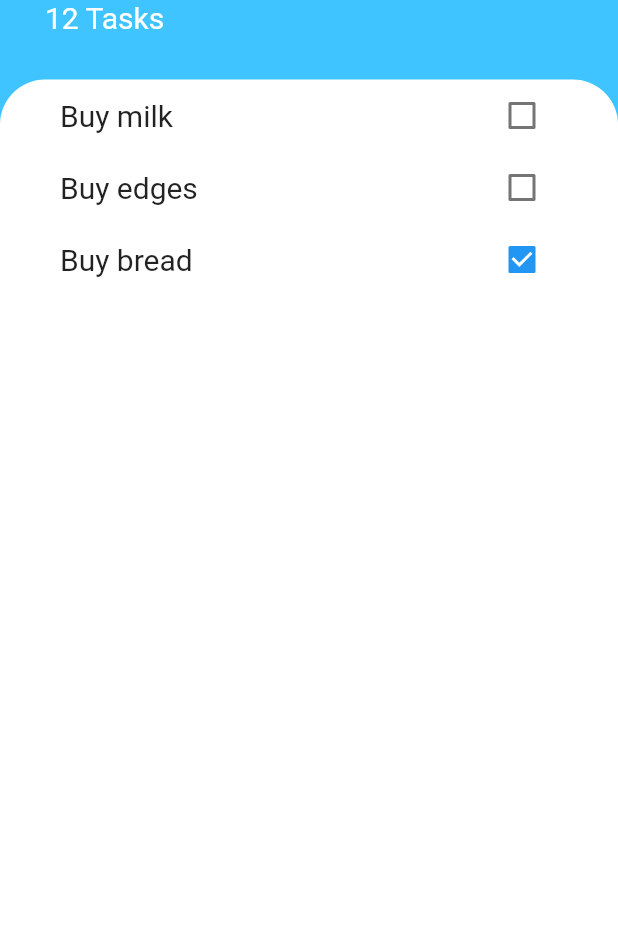
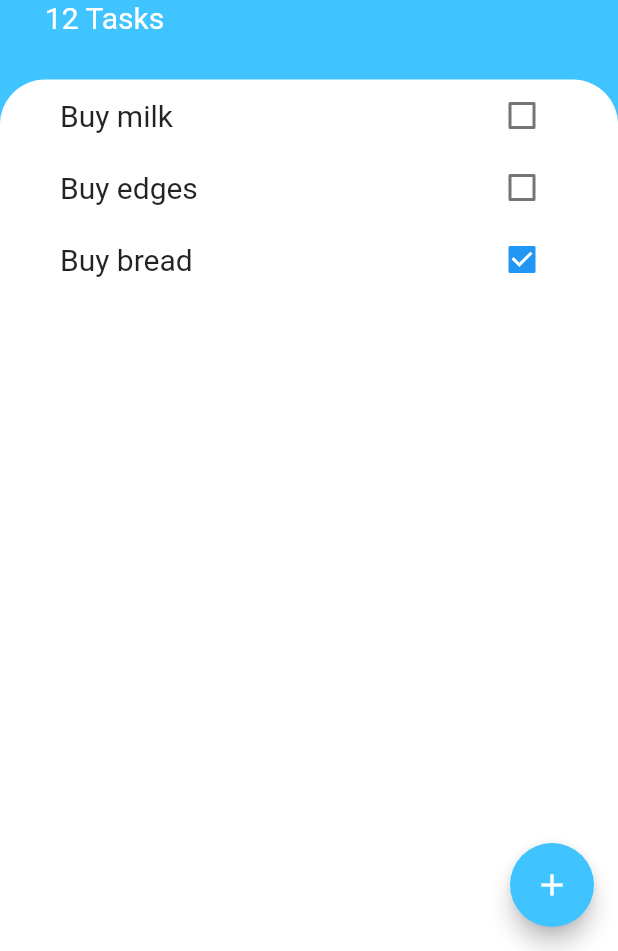
Before and after one commit to conandung99/todoey_flutter, a Flutter app: the screen it shows after launch, on a phone screen of 412 x 824 dp, the part 285-1236 px from its top. Run offline on Flutter 3.47's test engine with Material 2 defaults, Android fonts, the phone set to English and light mode, and no system bars.

Commit message:
[add] Floating Action Button

```diff
--- a/lib/screens/task_screen.dart
+++ b/lib/screens/task_screen.dart
@@ -5,6 +5,11 @@ class TaskScreen extends StatelessWidget {
   Widget build(BuildContext context) {
     return Scaffold(
       backgroundColor: Colors.lightBlueAccent,
+      floatingActionButton: FloatingActionButton(
+        backgroundColor: Colors.lightBlueAccent,
+        child: Icon(Icons.add),
+        onPressed: () {},
+      ),
       body: Column(
         crossAxisAlignment: CrossAxisAlignment.start,
         children: [
```
